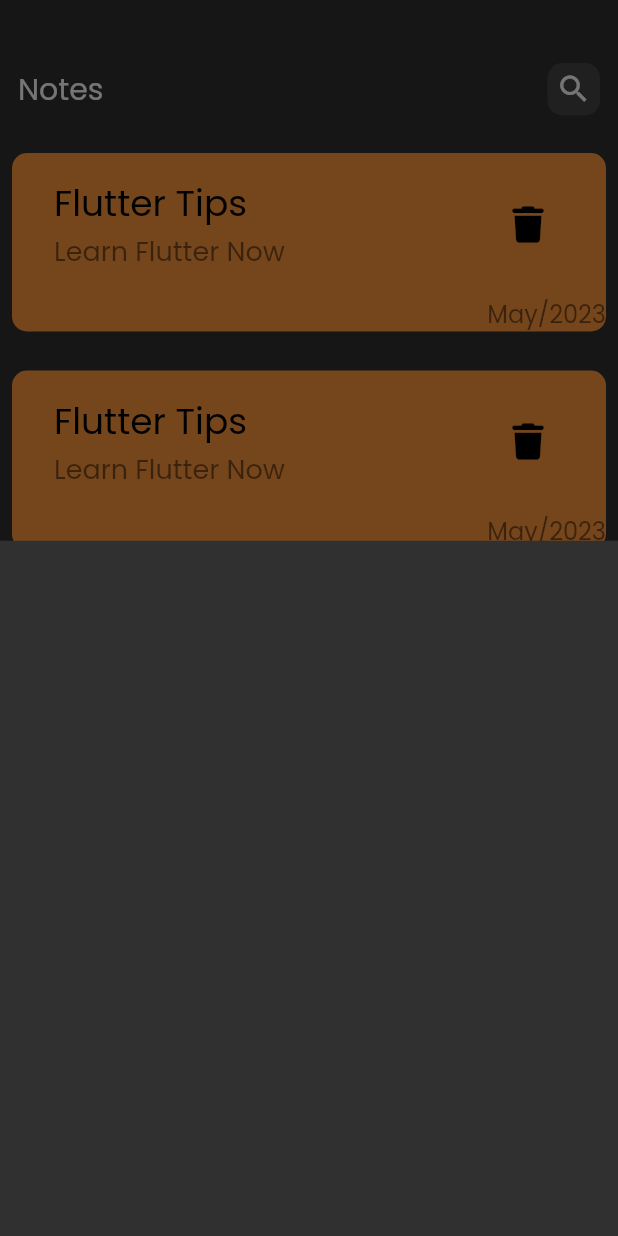
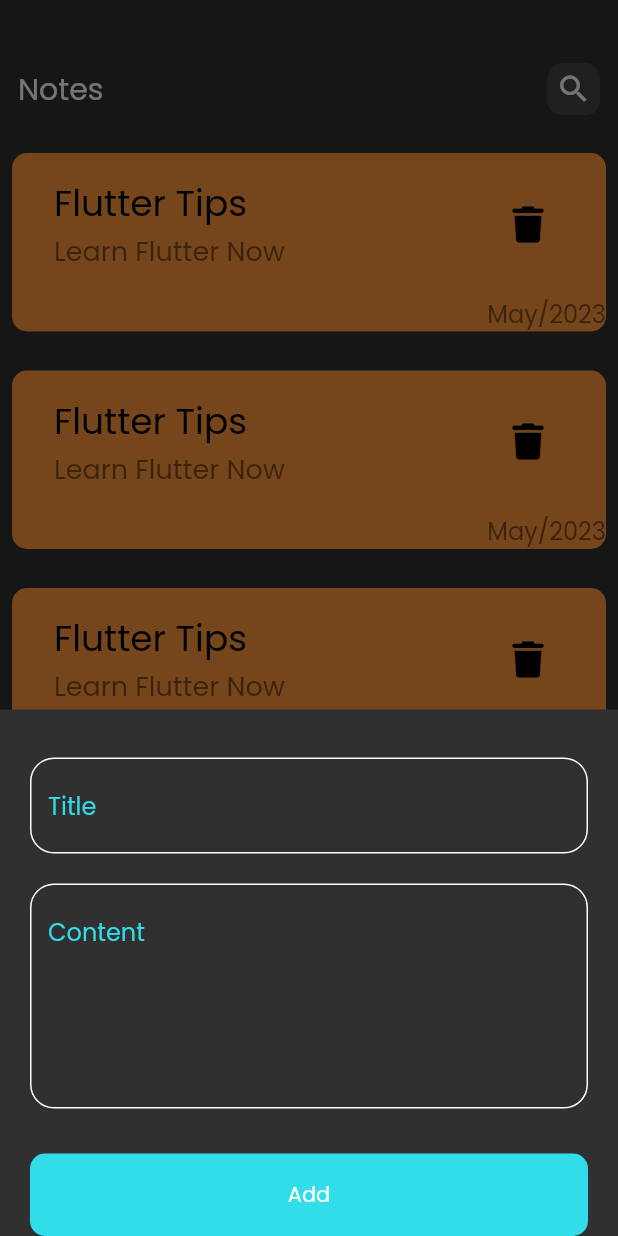
Before and after one commit to shroukhassan23/notesApp, a Flutter app: the screen it shows after launch, after a tap on the "add" icon, on a phone screen of 412 x 824 dp. Run offline on Flutter 3.47's test engine with Material 2 defaults, Android fonts, the phone set to English and light mode, and no system bars; our stand-ins replace font_awesome_flutter.

Commit message:
Add hive

```diff
--- /dev/null
+++ b/lib/Custom_texrField.dart
@@ -0,0 +1,33 @@
+import 'package:flutter/material.dart';
+
+class CustomField extends StatelessWidget {
+  final String HintText;
+  final int maxLines;
+  CustomField({
+    Key? key,
+    required this.HintText,
+    this.maxLines = 1,
+  }) : super(key: key);
+
+  @override
+  Widget build(BuildContext context) {
+    return TextField(
+      maxLines: maxLines,
+      cursorColor: Color.fromARGB(255, 48, 221, 233),
+      decoration: InputDecoration(
+          border: BuildBorder(),
+          enabledBorder: BuildBorder(),
+          focusedBorder: BuildBorder(Color.fromARGB(255, 48, 221, 233)),
+          hintText: HintText,
+          hintStyle: TextStyle(color: Color.fromARGB(255, 48, 221, 233))),
+    );
+  }
+
+  OutlineInputBorder BuildBorder([color]) {
+    return OutlineInputBorder(
+        borderRadius: BorderRadius.circular(16),
+        borderSide: BorderSide(
+            color: color ??
+                Colors.white)); //if color is null use white else use color
+  }
+}
--- /dev/null
+++ b/lib/models/NoteModel.dart
@@ -0,0 +1,12 @@
+class NoteModel {
+  String? title;
+  String? subTitle;
+  String? Date;
+  int? color;
+  NoteModel({
+    this.title,
+    this.subTitle,
+    this.Date,
+    this.color,
+  });
+}
--- /dev/null
+++ b/lib/widgets/AddNoteBottomSheet.dart
@@ -0,0 +1,52 @@
+import 'package:flutter/material.dart';
+import 'package:notes_app/Custom_texrField.dart';
+
+class AddNoteBottomSheet extends StatelessWidget {
+  const AddNoteBottomSheet({super.key});
+
+  @override
+  Widget build(BuildContext context) {
+    return Padding(
+      padding: EdgeInsets.symmetric(horizontal: 20),
+      child: SingleChildScrollView(
+        child: Column(
+          children: [
+            SizedBox(
+              height: 32,
+            ),
+            CustomField(
+              HintText: "Title",
+            ),
+            SizedBox(
+              height: 20,
+            ),
+            CustomField(
+              HintText: "Content",
+              maxLines: 5,
+            ),
+            SizedBox(height: 30),
+            Custombutton(),
+          ],
+        ),
+      ),
+    );
+  }
+}
+
+class Custombutton extends StatelessWidget {
+  const Custombutton({super.key});
+
+  @override
+  Widget build(BuildContext context) {
+    return Container(
+      decoration: BoxDecoration(
+          color: Color.fromARGB(255, 48, 221, 233),
+          borderRadius: BorderRadius.circular(10)),
+      width: MediaQuery.of(context).size.width,
+      height: 55,
+      child: Center(
+        child: Text("Add"),
+      ),
+    );
+  }
+}
--- a/lib/widgets/HomeView.dart
+++ b/lib/widgets/HomeView.dart
@@ -1,4 +1,5 @@
 import 'package:flutter/material.dart';
+import 'package:notes_app/widgets/AddNoteBottomSheet.dart';
 import 'package:notes_app/widgets/NotesBody.dart';
 
 class HomeView extends StatelessWidget {
@@ -12,7 +13,7 @@ class HomeView extends StatelessWidget {
           showModalBottomSheet(
             context: context,
             builder: (context) {
-              return Container();
+              return AddNoteBottomSheet();
             },
           );
         },
--- a/lib/widgets/NotesBody.dart
+++ b/lib/widgets/NotesBody.dart
@@ -1,4 +1,5 @@
 import 'package:flutter/material.dart';
+
 import 'package:notes_app/widgets/NotesItem.dart';
 
 class NotesBody extends StatelessWidget {
@@ -11,7 +12,7 @@ class NotesBody extends StatelessWidget {
         const SizedBox(
           height: 30,
         ),
-        const CustomAppbar(),
+        CustomAppbar(title: "Notes", icon: Icons.search),
         Expanded(
             child: ListView.builder(
           padding: EdgeInsets.zero,
@@ -28,29 +29,37 @@ class NotesBody extends StatelessWidget {
 }
 
 class CustomAppbar extends StatelessWidget {
-  const CustomAppbar({super.key});
-
+  const CustomAppbar({
+    Key? key,
+    required this.title,
+    this.icon,
+  }) : super(key: key);
+  final String title;
+  final IconData? icon;
   @override
   Widget build(BuildContext context) {
-    return const Padding(
+    return Padding(
       padding: EdgeInsets.all(12),
       child: Row(
         children: [
           Text(
-            "Notes",
+            title,
             style: TextStyle(fontSize: 20),
           ),
           Spacer(),
-          Searchicon(),
+          Customicon(icon: icon),
         ],
       ),
     );
   }
 }
 
-class Searchicon extends StatelessWidget {
-  const Searchicon({super.key});
-
+class Customicon extends StatelessWidget {
+  const Customicon({
+    Key? key,
+    required this.icon,
+  }) : super(key: key);
+  final IconData? icon;
   @override
   Widget build(BuildContext context) {
     return Container(
@@ -59,11 +68,12 @@ class Searchicon extends StatelessWidget {
       decoration: BoxDecoration(
           color: Colors.white.withOpacity(0.1),
           borderRadius: BorderRadius.circular(10)),
-      child: const Center(
-          child: Icon(
-        Icons.search,
-        color: Colors.white,
-      )),
+      child: Center(
+        child: Icon(
+          icon,
+          color: Colors.white,
+        ),
+      ),
     );
   }
 }
--- a/lib/widgets/NotesItem.dart
+++ b/lib/widgets/NotesItem.dart
@@ -1,5 +1,6 @@
 import 'package:flutter/material.dart';
 import 'package:font_awesome_flutter/font_awesome_flutter.dart';
+import 'package:notes_app/widgets/editNoteView.dart';
 
 class NotesItem extends StatelessWidget {
   const NotesItem({super.key});
@@ -8,6 +9,16 @@ class NotesItem extends StatelessWidget {
   Widget build(BuildContext context) {
     return Padding(
       padding: const EdgeInsets.all(8),
+      child: GestureDetector(
+        onTap: () {
+          Navigator.push(context, MaterialPageRoute(
+            builder: (context) {
+              return Scaffold(
+                body: EditNoteView(),
+              );
+            },
+          ));
+        },
         child: Container(
           decoration: BoxDecoration(
               color: const Color.fromARGB(255, 255, 150, 59),
@@ -37,10 +48,11 @@ class NotesItem extends StatelessWidget {
               ),
               Text(
                 "May/2023",
-              style:
-                  TextStyle(fontSize: 16, color: Colors.black.withOpacity(0.5)),
+                style: TextStyle(
+                    fontSize: 16, color: Colors.black.withOpacity(0.5)),
               )
             ],
+          ),
         ),
       ),
     );
--- /dev/null
+++ b/lib/widgets/editNoteView.dart
@@ -0,0 +1,26 @@
+import 'package:flutter/material.dart';
+import 'package:notes_app/Custom_texrField.dart';
+import 'package:notes_app/widgets/NotesBody.dart';
+
+class EditNoteView extends StatelessWidget {
+  const EditNoteView({super.key});
+
+  @override
+  Widget build(BuildContext context) {
+    return Padding(
+      padding: const EdgeInsets.all(8.0),
+      child: Column(
+        children: [
+          const SizedBox(
+            height: 30,
+          ),
+          CustomAppbar(title: 'EditNotes', icon: Icons.check),
+          SizedBox(height: 50),
+          CustomField(HintText: "title"),
+          SizedBox(height: 18),
+          CustomField(HintText: "Content", maxLines: 5),
+        ],
+      ),
+    );
+  }
+}
--- a/pubspec.yaml
+++ b/pubspec.yaml
@@ -33,9 +33,13 @@ dependencies:
     sdk: flutter
   flutter_bloc: ^8.1.3
   font_awesome_flutter: ^10.5.0
+  hive: ^2.2.3
+  hive_flutter: ^1.1.0
 
 dev_dependencies:
   flutter_lints: ^2.0.0
+  build_runner: ^2.4.6
+  hive_generator: ^2.0.1
   flutter_test:
     sdk: flutter
 
@@ -64,7 +68,6 @@ flutter:
     - family: Poppins
 fonts:
   - asset: fonts/Poppins-Regular.ttf
-
 #
 # For details regarding fonts from package dependencies,
 # see https://flutter.dev/custom-fonts/#from-packages
```
Also changed, not shown: pubspec.lock, 1 other file. Lines whose indentation alone changed are shown as unchanged.
